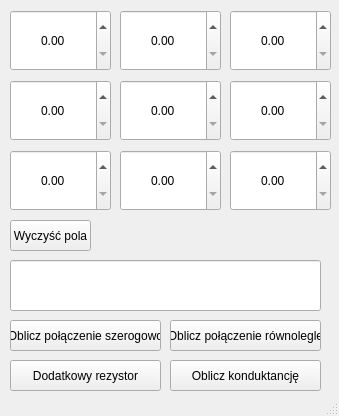
First picture: the form in mainwindow.ui, repository 261995/Kalkulator-rezystancji-GUI2, before the edit.
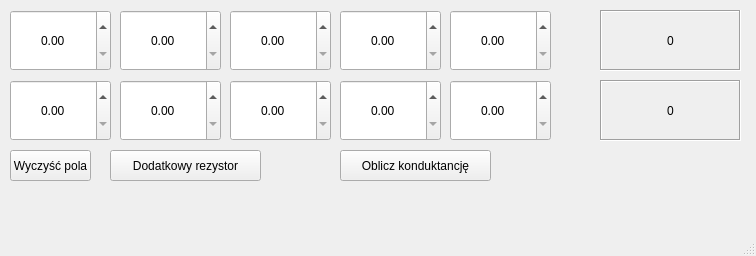
Second picture: the form after the edit.

```diff
--- a/mainwindow.ui
+++ b/mainwindow.ui
@@ -6,8 +6,8 @@
    <rect>
     <x>0</x>
     <y>0</y>
-    <width>339</width>
-    <height>416</height>
+    <width>756</width>
+    <height>256</height>
    </rect>
   </property>
   <property name="windowTitle">
@@ -18,49 +18,7 @@
     <property name="geometry">
      <rect>
       <x>10</x>
-      <y>320</y>
-      <width>151</width>
-      <height>31</height>
-     </rect>
-    </property>
-    <property name="text">
-     <string>Oblicz połączenie szerogowo</string>
-    </property>
-   </widget>
-   <widget class="QPushButton" name="pushButton_2">
-    <property name="geometry">
-     <rect>
-      <x>170</x>
-      <y>320</y>
-      <width>151</width>
-      <height>31</height>
-     </rect>
-    </property>
-    <property name="text">
-     <string>Oblicz połączenie równolegle</string>
-    </property>
-   </widget>
-   <widget class="QLineEdit" name="lineEdit_2">
-    <property name="geometry">
-     <rect>
-      <x>10</x>
-      <y>260</y>
-      <width>311</width>
-      <height>51</height>
-     </rect>
-    </property>
-    <property name="text">
-     <string/>
-    </property>
-    <property name="alignment">
-     <set>Qt::AlignCenter</set>
-    </property>
-   </widget>
-   <widget class="QPushButton" name="pushButton_3">
-    <property name="geometry">
-     <rect>
-      <x>10</x>
-      <y>220</y>
+      <y>150</y>
       <width>81</width>
       <height>31</height>
      </rect>
@@ -72,8 +30,8 @@
    <widget class="QPushButton" name="pushButton_4">
     <property name="geometry">
      <rect>
-      <x>10</x>
-      <y>360</y>
+      <x>110</x>
+      <y>150</y>
       <width>151</width>
       <height>31</height>
      </rect>
@@ -101,8 +59,8 @@
    <widget class="QPushButton" name="pushButton_5">
     <property name="geometry">
      <rect>
-      <x>170</x>
-      <y>360</y>
+      <x>340</x>
+      <y>150</y>
       <width>151</width>
       <height>31</height>
      </rect>
@@ -146,6 +104,38 @@
    <widget class="QDoubleSpinBox" name="doubleSpinBox_4">
     <property name="geometry">
      <rect>
+      <x>340</x>
+      <y>10</y>
+      <width>101</width>
+      <height>61</height>
+     </rect>
+    </property>
+    <property name="acceptDrops">
+     <bool>true</bool>
+    </property>
+    <property name="alignment">
+     <set>Qt::AlignCenter</set>
+    </property>
+   </widget>
+   <widget class="QDoubleSpinBox" name="R5">
+    <property name="geometry">
+     <rect>
+      <x>450</x>
+      <y>10</y>
+      <width>101</width>
+      <height>61</height>
+     </rect>
+    </property>
+    <property name="acceptDrops">
+     <bool>true</bool>
+    </property>
+    <property name="alignment">
+     <set>Qt::AlignCenter</set>
+    </property>
+   </widget>
+   <widget class="QDoubleSpinBox" name="R6">
+    <property name="geometry">
+     <rect>
       <x>10</x>
       <y>80</y>
       <width>101</width>
@@ -194,8 +184,8 @@
    <widget class="QDoubleSpinBox" name="doubleSpinBox_7">
     <property name="geometry">
      <rect>
-      <x>10</x>
-      <y>150</y>
+      <x>340</x>
+      <y>80</y>
       <width>101</width>
       <height>61</height>
      </rect>
@@ -207,18 +197,24 @@
      <set>Qt::AlignCenter</set>
     </property>
    </widget>
-   <widget class="QDoubleSpinBox" name="doubleSpinBox_8">
+   <widget class="QLabel" name="Suma1">
     <property name="geometry">
      <rect>
-      <x>120</x>
-      <y>150</y>
-      <width>101</width>
+      <x>600</x>
+      <y>10</y>
+      <width>141</width>
       <height>61</height>
      </rect>
     </property>
-    <property name="acceptDrops">
-     <bool>true</bool>
+    <property name="frameShape">
+     <enum>QFrame::Box</enum>
     </property>
+    <property name="frameShadow">
+     <enum>QFrame::Sunken</enum>
+    </property>
+    <property name="text">
+     <string>0</string>
+    </property>
     <property name="alignment">
      <set>Qt::AlignCenter</set>
     </property>
@@ -226,8 +222,8 @@
    <widget class="QDoubleSpinBox" name="doubleSpinBox_9">
     <property name="geometry">
      <rect>
-      <x>230</x>
-      <y>150</y>
+      <x>450</x>
+      <y>80</y>
       <width>101</width>
       <height>61</height>
      </rect>
@@ -239,6 +235,28 @@
      <set>Qt::AlignCenter</set>
     </property>
    </widget>
+   <widget class="QLabel" name="Suma2">
+    <property name="geometry">
+     <rect>
+      <x>600</x>
+      <y>80</y>
+      <width>141</width>
+      <height>61</height>
+     </rect>
+    </property>
+    <property name="frameShape">
+     <enum>QFrame::Box</enum>
+    </property>
+    <property name="frameShadow">
+     <enum>QFrame::Sunken</enum>
+    </property>
+    <property name="text">
+     <string>0</string>
+    </property>
+    <property name="alignment">
+     <set>Qt::AlignCenter</set>
+    </property>
+   </widget>
   </widget>
   <widget class="QStatusBar" name="statusbar"/>
  </widget>
```
Left out of the diff: 22 changed lines with no effect on the pictures.
